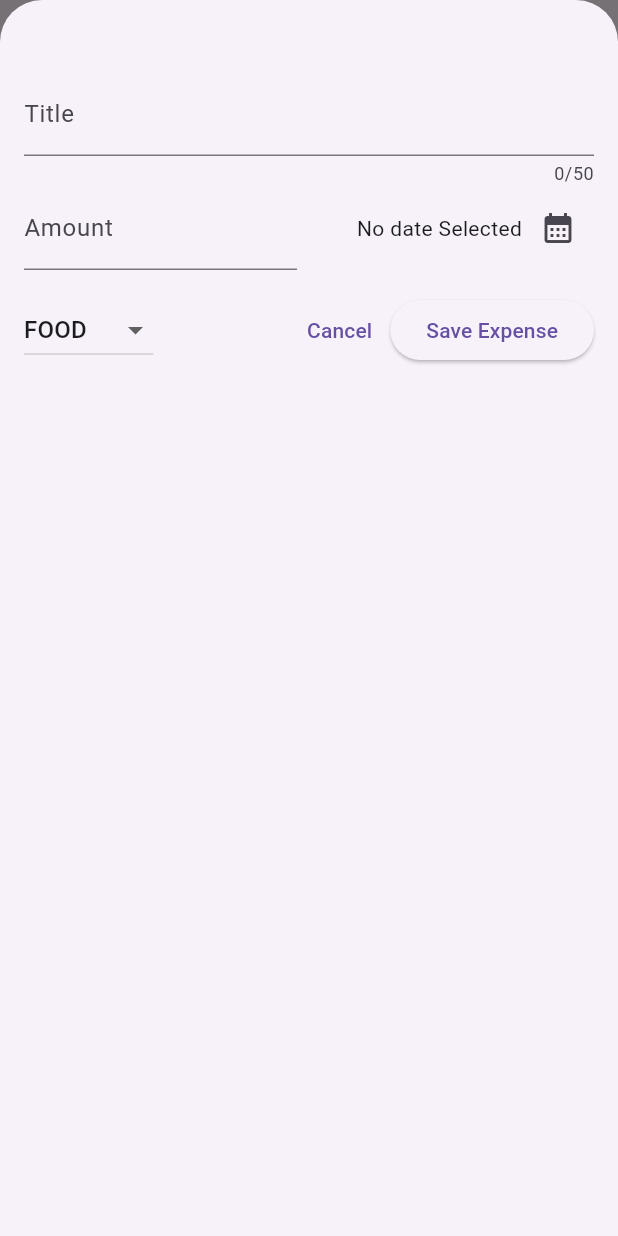
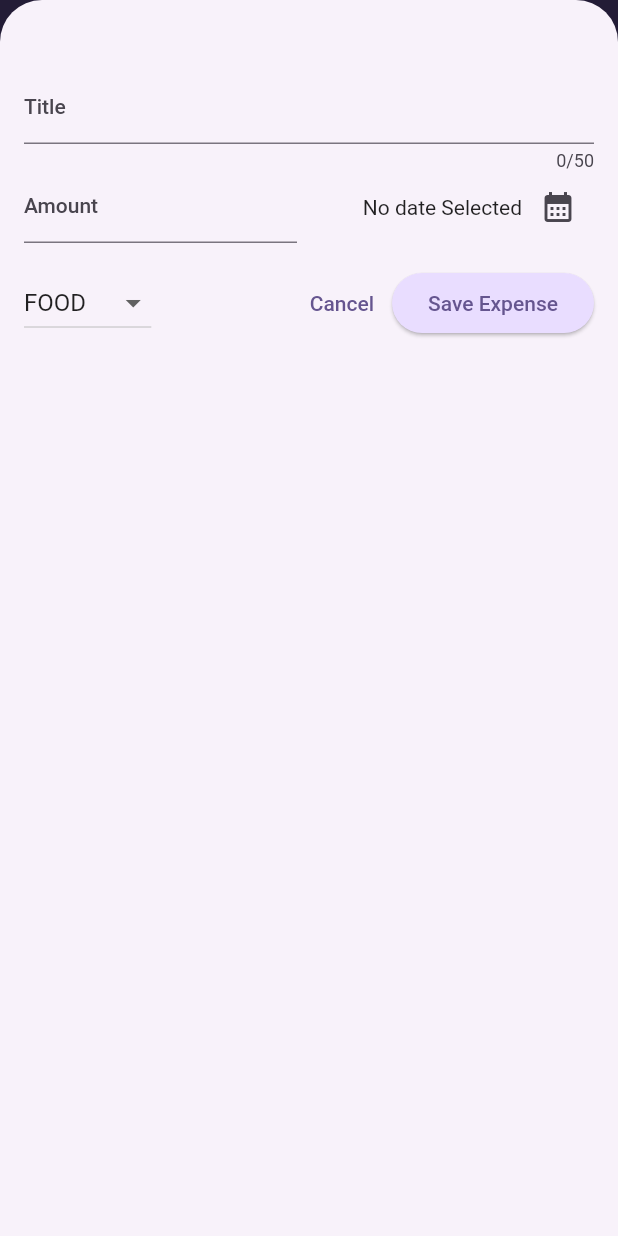
Before and after one commit to Jaydeepsinh-Devda/Flutter_Expense_Tracker, a Flutter app: the screen it shows after launch, after a tap on the "add" icon, on a phone screen of 412 x 824 dp. Run offline on Flutter 3.47's test engine with Material 2 defaults, Android fonts, the phone set to English and light mode, and no system bars.

Commit message:
added dark mode and many more

```diff
--- a/lib/expense_list.dart
+++ b/lib/expense_list.dart
@@ -1,5 +1,5 @@
 import 'package:expense_tracker_app/widgets/expense_card.dart';
-import 'package:flutter/cupertino.dart';
+import 'package:flutter/material.dart';
 
 import 'model/expense_model.dart';
 
@@ -15,6 +15,10 @@ class ExpenseList extends StatelessWidget{
       itemCount: expenses.length,
       itemBuilder: (context, index) => Dismissible(
           key: ValueKey(expenses[index]),
+          background: Container(
+            color: Colors.redAccent,
+            margin: const EdgeInsets.symmetric(vertical: 8),
+          ),
           onDismissed: (direction){
             onRemoveExpense(expenses[index]);
           },
--- a/lib/main.dart
+++ b/lib/main.dart
@@ -2,12 +2,40 @@ import 'package:flutter/material.dart';
 
 import 'package:expense_tracker_app/screens/expense_page.dart';
 
-void main(){
-  runApp(
-   MaterialApp(
-      theme: ThemeData(useMaterial3: true),
-      debugShowCheckedModeBanner: false,
-      home: const ExpensePage(),
-    )
-  );
+var kColorScheme = ColorScheme.fromSeed(
+  seedColor: const Color.fromARGB(255, 96, 59, 181),
+);
+
+var kDarkColorScheme = ColorScheme.fromSeed(
+  brightness: Brightness.dark,
+  seedColor: const Color.fromARGB(255, 5, 99, 125),
+);
+
+void main() {
+  runApp(MaterialApp(
+    darkTheme: ThemeData.dark().copyWith(
+      useMaterial3: true,
+      colorScheme: kDarkColorScheme,
+      elevatedButtonTheme: ElevatedButtonThemeData(
+        style: ElevatedButton.styleFrom(
+          backgroundColor: kDarkColorScheme.primaryContainer,
+          foregroundColor: kDarkColorScheme.onPrimaryContainer
+        ),
+      ),
+    ),
+    theme: ThemeData().copyWith(
+      useMaterial3: true,
+      colorScheme: kColorScheme,
+      appBarTheme: const AppBarTheme().copyWith(
+          backgroundColor: kColorScheme.onPrimaryContainer,
+          foregroundColor: kColorScheme.primaryContainer),
+      elevatedButtonTheme: ElevatedButtonThemeData(
+        style: ElevatedButton.styleFrom(
+          backgroundColor: kColorScheme.primaryContainer,
+        ),
+      ),
+    ),
+    debugShowCheckedModeBanner: false,
+    home: const ExpensePage(),
+  ));
 }
--- a/lib/screens/expense_page.dart
+++ b/lib/screens/expense_page.dart
@@ -42,14 +42,39 @@ class _ExpensePageState extends State<ExpensePage> {
     });
   }
 
-  void _removeExpense(ExpenseModel expense){
+  void _removeExpense(ExpenseModel expense) {
+    final expenseIndex = _registeredExpenses.indexOf(expense);
     setState(() {
       _registeredExpenses.remove(expense);
     });
+    ScaffoldMessenger.of(context).clearSnackBars();
+    ScaffoldMessenger.of(context).showSnackBar(
+      SnackBar(
+        duration: Duration(seconds: 3),
+        content: const Text("Expense Deleted"),
+        action: SnackBarAction(
+          label: "Undo",
+          onPressed: (){
+            setState(() {
+              _registeredExpenses.insert(expenseIndex, expense);
+            });
+          },
+        ),
+      ),
+    );
   }
 
   @override
   Widget build(BuildContext context) {
+    Widget mainContent = const Center(
+      child: Text("No expenses found. Start adding some!"),
+    );
+
+    if (_registeredExpenses.isNotEmpty) {
+      mainContent = ExpenseList(
+          expenses: _registeredExpenses, onRemoveExpense: _removeExpense);
+    }
+
     return Scaffold(
       appBar: AppBar(
         title: const Text("Expense Tracker"),
@@ -62,9 +87,9 @@ class _ExpensePageState extends State<ExpensePage> {
       ),
       body: Column(
         children: [
-          const Text("Chart"),
+          // const Text("Chart"),
           Expanded(
-            child: ExpenseList(expenses: _registeredExpenses, onRemoveExpense: _removeExpense),
+            child: mainContent,
           ),
         ],
       ),
--- a/lib/widgets/expense_card.dart
+++ b/lib/widgets/expense_card.dart
@@ -12,8 +12,9 @@ class ExpenseCard extends StatelessWidget{
       child: Padding(
         padding: const EdgeInsets.symmetric(horizontal: 20,vertical: 16),
         child: Column(
+          crossAxisAlignment: CrossAxisAlignment.start,
           children: [
-            Text(expense.title),
+            Text(expense.title, style: const TextStyle(fontWeight: FontWeight.bold),),
             const SizedBox(height: 4,),
             Row(
               children: [
```
